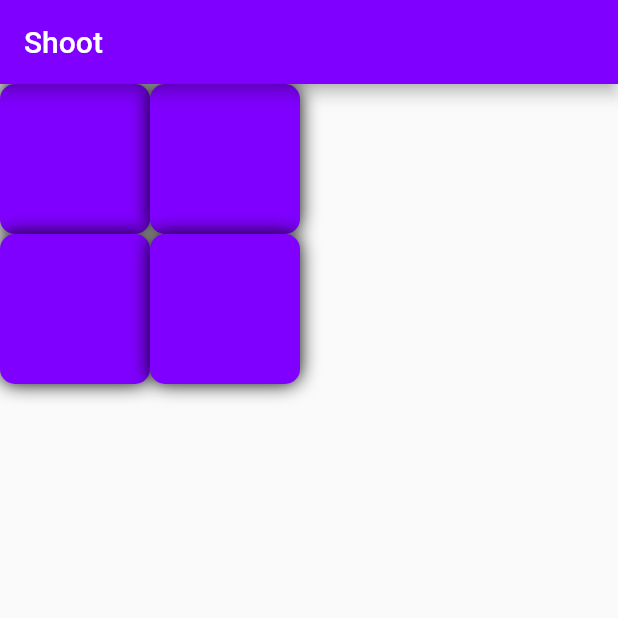
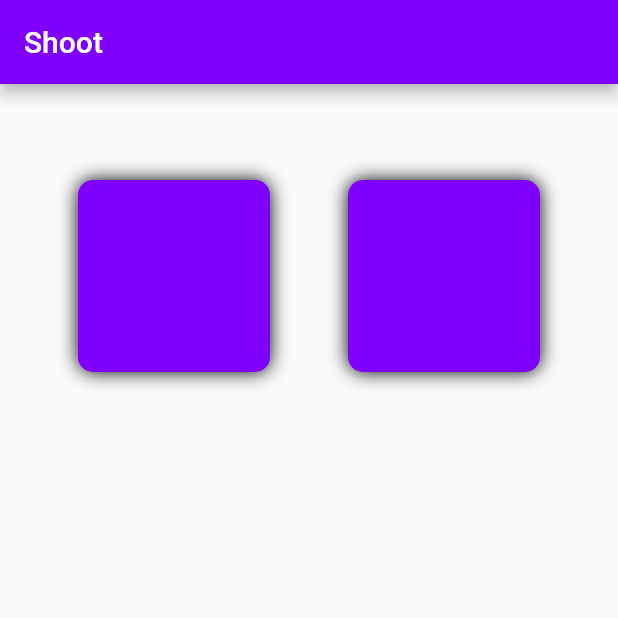
Before and after one commit to IamHARSHDABAS/shoot, a Flutter app: the screen it shows after launch, on a phone screen of 412 x 824 dp, the top half of it. Run offline on Flutter 3.47's test engine with Material 2 defaults, Android fonts, the phone set to English and light mode, and no system bars.

Commit message:
2 buttons

```diff
--- a/lib/Screen/home_page.dart
+++ b/lib/Screen/home_page.dart
@@ -13,11 +13,15 @@ class HomePage extends StatelessWidget {
       body: Center(
         child: Column(
           children: [
+            const SizedBox(
+              height: 64,
+            ),
             Row(
+              mainAxisAlignment: MainAxisAlignment.spaceEvenly,
               children: [
                 Container(
-                  width: 100,
-                  height: 100,
+                  width: 128,
+                  height: 128,
                   decoration: BoxDecoration(
                     borderRadius: BorderRadius.circular(10),
                     boxShadow: const [
@@ -30,8 +34,8 @@ class HomePage extends StatelessWidget {
                   ),
                 ),
                 Container(
-                  width: 100,
-                  height: 100,
+                  width: 128,
+                  height: 128,
                   decoration: BoxDecoration(
                     borderRadius: BorderRadius.circular(10),
                     boxShadow: const [
@@ -45,38 +49,6 @@ class HomePage extends StatelessWidget {
                 )
               ],
             ),
-            Row(
-              children: [
-                Container(
-                  width: 100,
-                  height: 100,
-                  decoration: BoxDecoration(
-                    borderRadius: BorderRadius.circular(10),
-                    boxShadow: const [
-                      BoxShadow(
-                        color: Colors.black,
-                        blurRadius: 10
-                      )
-                    ],
-                    color: const Color.fromRGBO(128, 0, 255, 1)
-                  ),
-                ),
-                Container(
-                  width: 100,
-                  height: 100,
-                  decoration: BoxDecoration(
-                    borderRadius: BorderRadius.circular(10),
-                    boxShadow: const [
-                      BoxShadow(
-                        color: Colors.black,
-                        blurRadius: 10
-                      )
-                    ],
-                    color: const Color.fromRGBO(128, 0, 255, 1)
-                  ),
-                )
-              ],
-            )
           ],
         ),
       ),
```
